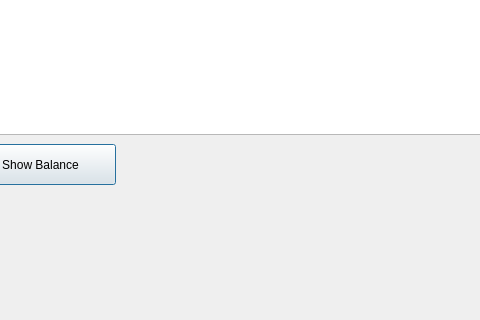
This is bankautomat/customer.ui in T1juko00/Pankkiautomaatti-kouluprojekti as Qt 5 draws it before an edit; both pictures show x 145 to 625 and y 466 to 786 of the 943 by 786 pixel window. The edited form follows.
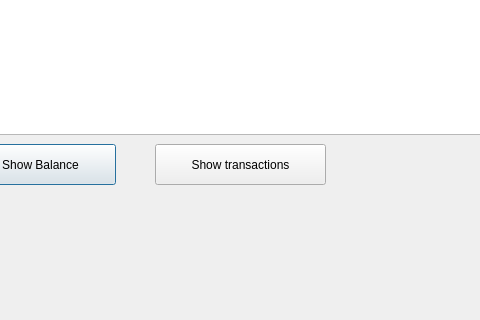
This is the edited form.

Patch:
```diff
--- a/bankautomat/customer.ui
+++ b/bankautomat/customer.ui
@@ -67,6 +67,19 @@
     <string>Nosto</string>
    </property>
   </widget>
+  <widget class="QPushButton" name="btnTrans">
+   <property name="geometry">
+    <rect>
+     <x>300</x>
+     <y>610</y>
+     <width>171</width>
+     <height>41</height>
+    </rect>
+   </property>
+   <property name="text">
+    <string>Show transactions</string>
+   </property>
+  </widget>
  </widget>
  <resources/>
  <connections/>
```
Left out of the diff: 2 changed lines with no effect on the pictures.
